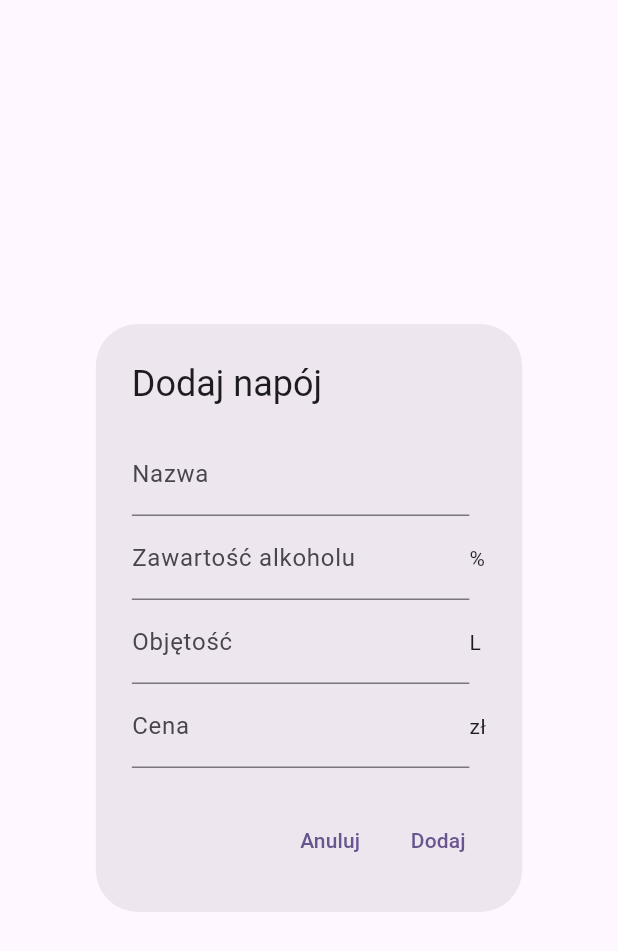
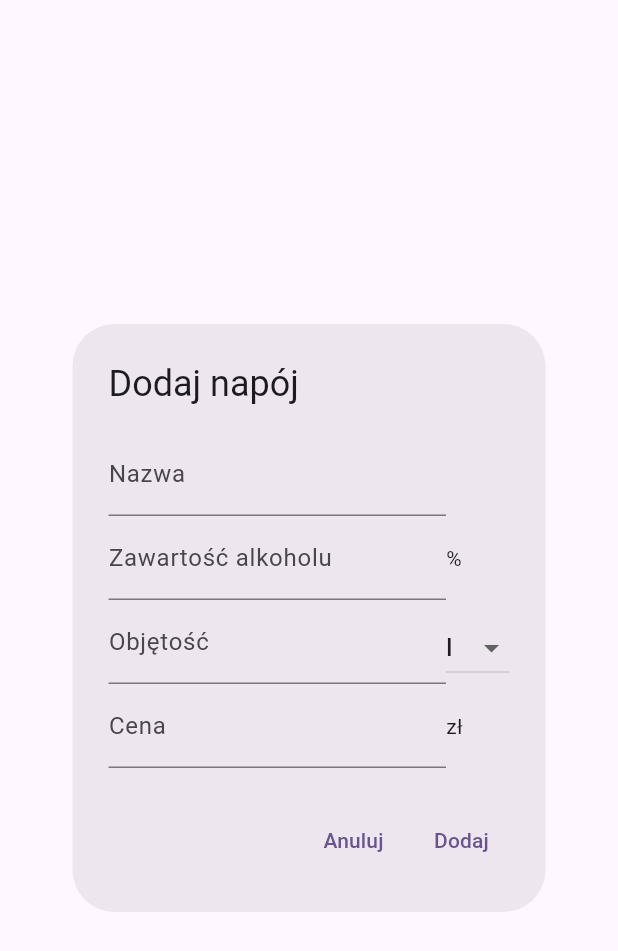
Before and after one commit to DrEverr/drink_calculator, a Flutter app: the DrinkFormDialog widget shown alone on an empty page, opened directly, on a phone screen of 412 x 824 dp. Shown: the top 951 px of the screen. Run offline on Flutter 3.47's test engine with Material 3 defaults, Android fonts, the phone set to English and light mode, and no system bars; our stand-ins replace bloc, equatable, flutter_bloc.

Commit message:
change volume unit

```diff
--- a/lib/src/home_screen.dart
+++ b/lib/src/home_screen.dart
@@ -19,14 +19,16 @@ class _HomePageState extends State<HomePage> {
     return DrinkFormDialog(
       'Dodaj napój',
       'Dodaj',
-      (name, alcoholContent, volume, price) {
+      (name, alcoholContent, volume, volumeUnit, price, priceUnit) {
         context.read<DrinkCalculatorBloc>().add(DrinkAdd(
           drink: Drink(
             id: DateTime.now().millisecondsSinceEpoch,
             name: name,
             alcoholContent: alcoholContent,
             volume: volume,
+            volumeUnit: volumeUnit,
             price: price,
+            priceUnit: priceUnit,
           ),
         ));
       },
--- a/lib/src/model/drink.dart
+++ b/lib/src/model/drink.dart
@@ -19,7 +19,9 @@ class Drink implements Equatable {
     this.priceUnit = 'zł',
   });
 
-  double get worthIndex => (alcoholContent * volume) / price;
+  double get volumeInLiters => volumeUnit == 'ml' ? volume / 1000 : volume;
+  double get priceInZlotys => priceUnit == '€' ? price * 4.2 : price;
+  double get worthIndex => (alcoholContent * volumeInLiters) / priceInZlotys;
 
   Drink copyWith({
     String? name,
--- a/lib/src/widgets/drink_form.dart
+++ b/lib/src/widgets/drink_form.dart
@@ -19,6 +19,9 @@ class DrinkFormDialogState extends State<DrinkFormDialog> {
   final _volumeController = TextEditingController();
   final _priceController = TextEditingController();
 
+  String _volumeUnit = 'l';
+  String _priceUnit = 'zł';
+
   void _submitData() {
     final enteredName = _nameController.text;
     final enteredAlcoholContent = double.tryParse(_alcoholContentController.text);
@@ -32,7 +35,7 @@ class DrinkFormDialogState extends State<DrinkFormDialog> {
       return;
     }
 
-    widget.addDrink(enteredName, enteredAlcoholContent, enteredVolume, enteredPrice);
+    widget.addDrink(enteredName, enteredAlcoholContent, enteredVolume, _volumeUnit, enteredPrice, _priceUnit);
 
     Navigator.of(context).pop();
   }
@@ -40,6 +43,8 @@ class DrinkFormDialogState extends State<DrinkFormDialog> {
   @override
   Widget build(BuildContext context) {
     if (widget.drink != null) {
+      _volumeUnit = widget.drink!.volumeUnit;
+      _priceUnit = widget.drink!.priceUnit;
       _nameController.text = widget.drink!.name;
       _alcoholContentController.text = widget.drink!.alcoholContent.toString();
       _volumeController.text = widget.drink!.volume.toString();
@@ -51,6 +56,7 @@ class DrinkFormDialogState extends State<DrinkFormDialog> {
         child: ListBody(
           children: <Widget>[
             Row(
+              mainAxisAlignment: MainAxisAlignment.spaceBetween,
               children: [
                 SizedBox(
                   width: 225.0,
@@ -78,6 +84,8 @@ class DrinkFormDialogState extends State<DrinkFormDialog> {
               ],
             ),
             Row(
+              mainAxisAlignment: MainAxisAlignment.spaceBetween,
+              crossAxisAlignment: CrossAxisAlignment.end,
               children: [
                 SizedBox(
                   width: 225.0,
@@ -88,7 +96,20 @@ class DrinkFormDialogState extends State<DrinkFormDialog> {
                     onSubmitted: (_) => _submitData(),
                   ),
                 ),
-                const Text('L'),
+                DropdownButton<String>(
+                  value: _volumeUnit,
+                  items: <String>['l', 'ml'].map((String value) {
+                    return DropdownMenuItem<String>(
+                      value: value,
+                      child: Text(value),
+                    );
+                  }).toList(),
+                  onChanged: (String? value) {
+                    setState(() {
+                      _volumeUnit = value!;
+                    });
+                  },
+                ),
               ],
             ),
             Row(
--- a/lib/src/widgets/drink_item.dart
+++ b/lib/src/widgets/drink_item.dart
@@ -14,13 +14,15 @@ class DrinkItem extends StatelessWidget {
     return DrinkFormDialog(
       'Edytuj napój',
       'Zapisz',
-      (name, alcoholContent, volume, price) {
+      (name, alcoholContent, volume, volumeUnit, price, priceUnit) {
         context.read<DrinkCalculatorBloc>().add(DrinkUpdate(
           drink: drink.copyWith(
             name: name,
             alcoholContent: alcoholContent,
             volume: volume,
+            volumeUnit: volumeUnit,
             price: price,
+            priceUnit: priceUnit,
           ),
         ));
       },
@@ -38,7 +40,7 @@ class DrinkItem extends StatelessWidget {
       ),
       child: ListTile(
         title: Text('${drink.name} - ${drink.alcoholContent}%'),
-        subtitle: Text('${drink.volume.toString()} L - ${drink.price.toString()} zł'),
+        subtitle: Text('${drink.volume.toStringAsFixed(2)} ${drink.volumeUnit} - ${drink.price.toStringAsFixed(2)} ${drink.priceUnit}'),
         trailing: SizedBox(
           width: 150.0,
           child: Row(
```
